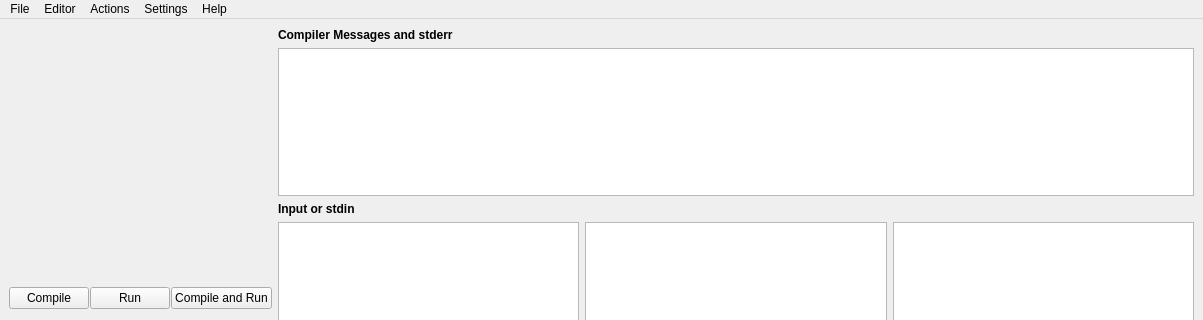
First picture: the form in ui/mainwindow.ui, repository cpeditor/cpeditor, before the edit; both pictures show x 0 to 1203 and y 0 to 320 of the 1203 by 600 pixel window.
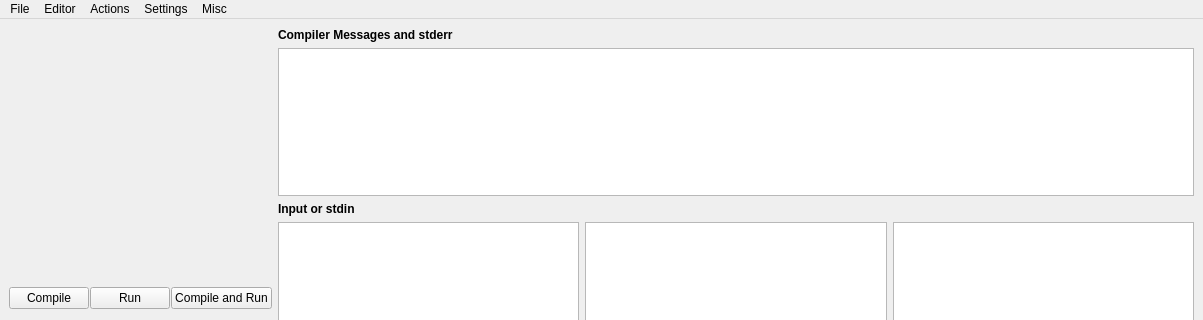
Second picture: the form after the edit.

Patch:
```diff
--- a/ui/mainwindow.ui
+++ b/ui/mainwindow.ui
@@ -172,7 +172,7 @@
      <x>0</x>
      <y>0</y>
      <width>1203</width>
-     <height>17</height>
+     <height>23</height>
     </rect>
    </property>
    <widget class="QMenu" name="menuFile">
@@ -188,7 +188,7 @@
    </widget>
    <widget class="QMenu" name="menuHelp">
     <property name="title">
-     <string>Help</string>
+     <string>Misc</string>
     </property>
     <addaction name="actionAbout"/>
     <addaction name="actionAbout_Qt"/>
```
Left out of the diff: 20 changed lines with no effect on the pictures.
